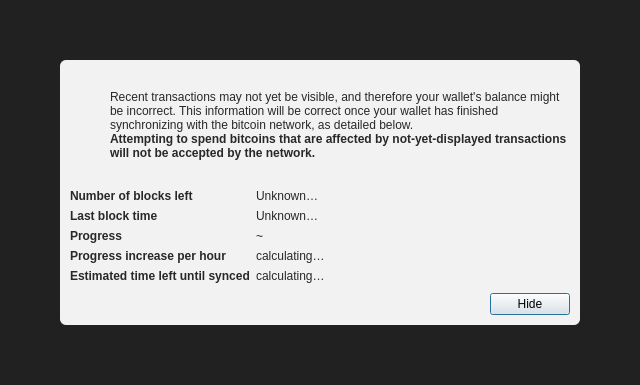
Above: src/qt/forms/modaloverlay.ui from choikj7007-ai/croncoin-source before the change. Below: the same form after it.
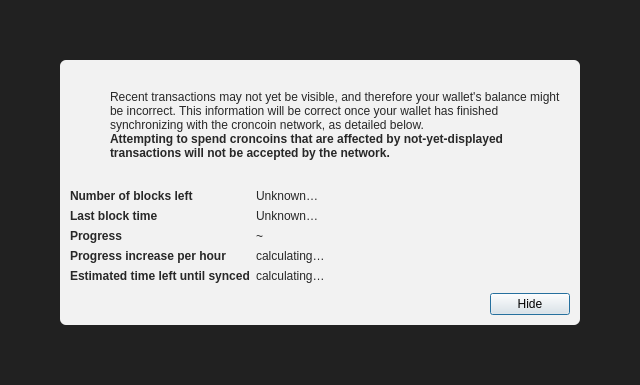
That is the form after the change. Icons and pictures are not drawn.

Commit message:
Rebrand all remaining Bitcoin references to CronCoin across entire codebase
- Replace bitcoin/Bitcoin/BITCOIN with croncoin/CronCoin/CRONCOIN in all
  source code, scripts, CI, documentation, and config files
- Rename files with bitcoin in their names (completions, tests, resources)
- Preserve secp256k1 external library as-is

What changed in the file:
```diff
--- a/src/qt/forms/modaloverlay.ui
+++ b/src/qt/forms/modaloverlay.ui
@@ -130,7 +130,7 @@
              <item>
               <widget class="QLabel" name="infoText">
                <property name="text">
-                <string>Recent transactions may not yet be visible, and therefore your wallet's balance might be incorrect. This information will be correct once your wallet has finished synchronizing with the bitcoin network, as detailed below.</string>
+                <string>Recent transactions may not yet be visible, and therefore your wallet's balance might be incorrect. This information will be correct once your wallet has finished synchronizing with the croncoin network, as detailed below.</string>
                </property>
                <property name="textFormat">
                 <enum>Qt::RichText</enum>
@@ -149,7 +149,7 @@
                 </font>
                </property>
                <property name="text">
-                <string>Attempting to spend bitcoins that are affected by not-yet-displayed transactions will not be accepted by the network.</string>
+                <string>Attempting to spend croncoins that are affected by not-yet-displayed transactions will not be accepted by the network.</string>
                </property>
                <property name="textFormat">
                 <enum>Qt::RichText</enum>
```
The commit also changes 2266 other files.
